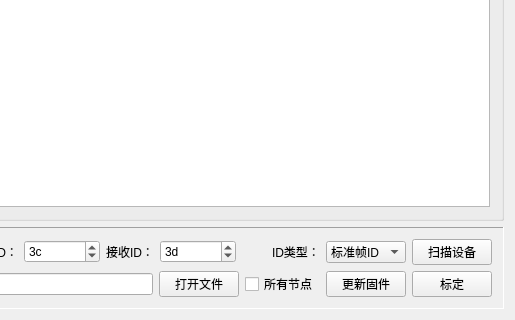
The window that DC_3/bootloader_ch.ui (kingsun998/Qt) describes before a commit, drawn with Qt 5; both pictures show x 576 to 1091 and y 206 to 526 of the 1091 by 526 pixel window.
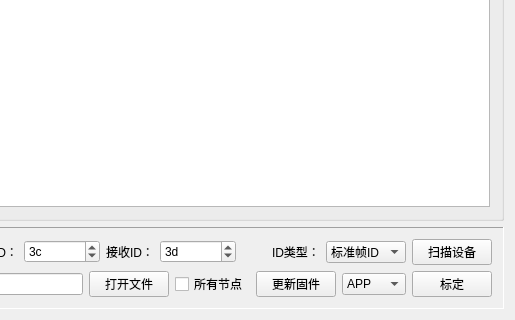
The same window after the commit. Icons and pictures are not drawn.

Patch:
```diff
--- a/DC_3/bootloader_ch.ui
+++ b/DC_3/bootloader_ch.ui
@@ -455,6 +455,20 @@
                 </property>
                </widget>
               </item>
+              <item>
+               <widget class="QComboBox" name="comboBox">
+                <item>
+                 <property name="text">
+                  <string>APP</string>
+                 </property>
+                </item>
+                <item>
+                 <property name="text">
+                  <string>BOOT</string>
+                 </property>
+                </item>
+               </widget>
+              </item>
               <item>
                <widget class="QPushButton" name="biaodingpushButton">
                 <property name="text">
```
Left out of the diff: 22 changed lines with no effect on the pictures.
